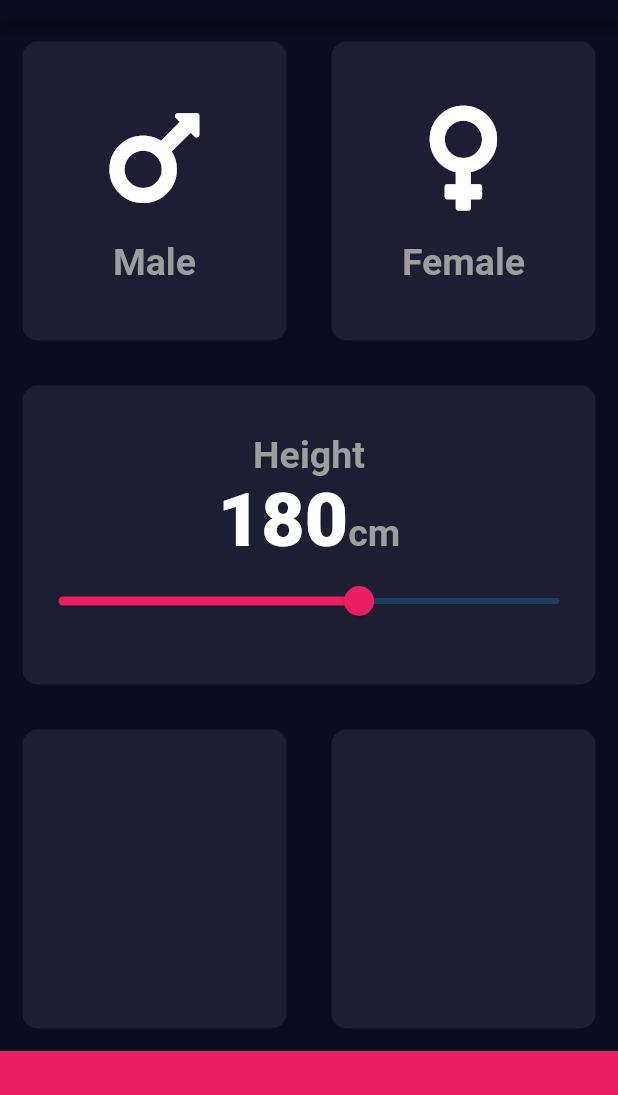
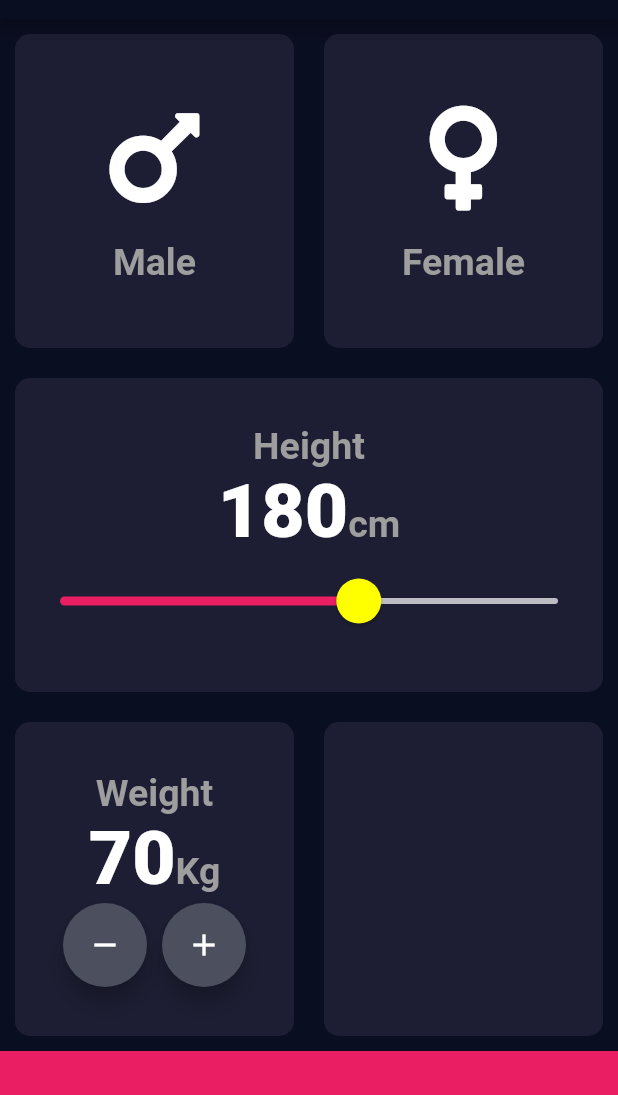
Before and after one commit to gavindang2911/Flutter, a Flutter app: the screen it shows after launch, on a phone screen of 412 x 824 dp, the part 65-1160 px from its top. Run offline on Flutter 3.47's test engine with Material 2 defaults, Android fonts, the phone set to English and light mode, and no system bars; our stand-ins replace audioplayers, font_awesome_flutter.

Commit message:
Added counter buttons

```diff
--- a/bmi-calculator-flutter/lib/Reusable.dart
+++ b/bmi-calculator-flutter/lib/Reusable.dart
@@ -20,7 +20,7 @@ class ReusableCard extends StatelessWidget {
           color: this.colour,
           borderRadius: BorderRadius.circular(10.0),
         ),
-        margin: EdgeInsets.all(15.0),
+        margin: EdgeInsets.all(10.0),
       ),
     );
   }
--- a/bmi-calculator-flutter/lib/input_page.dart
+++ b/bmi-calculator-flutter/lib/input_page.dart
@@ -40,7 +40,9 @@ class _InputPageState extends State<InputPage> {
                       genderText: "Male",
                     ),
                     onPress: () {
+                      setState(() {
                         selectedGender = Gender.MALE;
+                      });
                     },
                   ),
                 ),
@@ -54,7 +56,9 @@ class _InputPageState extends State<InputPage> {
                       genderText: "Female",
                     ),
                     onPress: () {
+                      setState(() {
                         selectedGender = Gender.FEMALE;
+                      });
                     },
                   ),
                 ),
@@ -86,16 +90,27 @@ class _InputPageState extends State<InputPage> {
                       ),
                     ],
                   ),
-                  Slider(
+                  SliderTheme(
+                    data: SliderTheme.of(context).copyWith(
+                      inactiveTrackColor: Colors.white70,
+                      activeTrackColor: Colors.pink,
+                      thumbColor: Color(0xFFFFFF00),
+                      thumbShape:
+                          RoundSliderThumbShape(enabledThumbRadius: 15.0),
+                      overlayColor: Color(0x29FFFF00),
+                      overlayShape:
+                          RoundSliderOverlayShape(overlayRadius: 30.0),
+                    ),
+                    child: Slider(
                         value: height.toDouble(),
                         min: 120.0,
                         max: 220.0,
-                      activeColor: Colors.pink,
                         onChanged: (double value) {
                           setState(() {
                             height = value.toInt();
                           });
                         }),
+                  ),
                 ],
               ),
             ),
@@ -106,6 +121,54 @@ class _InputPageState extends State<InputPage> {
                 Expanded(
                   child: ReusableCard(
                     colour: inactiveColor,
+                    cardChild: Column(
+                      mainAxisAlignment: MainAxisAlignment.center,
+                      children: <Widget>[
+                        Text(
+                          'Weight',
+                          style: labelTextStyle,
+                        ),
+                        Row(
+                          mainAxisAlignment: MainAxisAlignment.center,
+                          crossAxisAlignment: CrossAxisAlignment.baseline,
+                          textBaseline: TextBaseline.alphabetic,
+                          children: <Widget>[
+                            Text(
+                              '70',
+                              style: kNumberStyle,
+                            ),
+                            Text(
+                              'Kg',
+                              style: labelTextStyle,
+                            ),
+                          ],
+                        ),
+                        Row(
+                          mainAxisAlignment: MainAxisAlignment.center,
+                          children: <Widget>[
+                            FloatingActionButton(
+                              onPressed: null,
+                              backgroundColor: Color(0xFF4C4F5E),
+                              child: Icon(
+                                Icons.remove,
+                                color: Colors.white,
+                              ),
+                            ),
+                            SizedBox(
+                              width: 10.0,
+                            ),
+                            FloatingActionButton(
+                              onPressed: null,
+                              backgroundColor: Color(0xFF4C4F5E),
+                              child: Icon(
+                                Icons.add,
+                                color: Colors.white,
+                              ),
+                            ),
+                          ],
+                        ),
+                      ],
+                    ),
                   ),
                 ),
                 Expanded(
```
Lines whose indentation alone changed are shown as unchanged.
